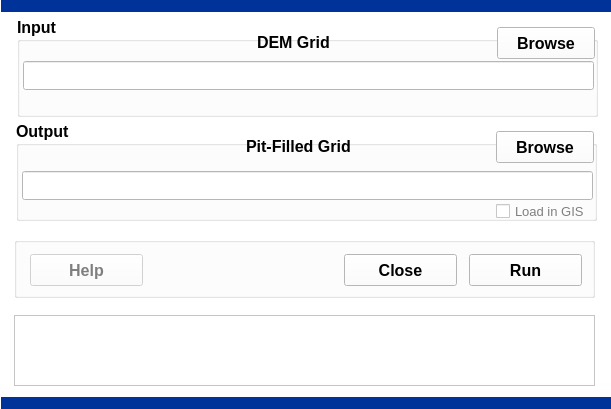
First picture: the form in 2RasterProcessing/1FillPits/fillpits.ui, repository leonard-psu/PIHMgis, before the edit.
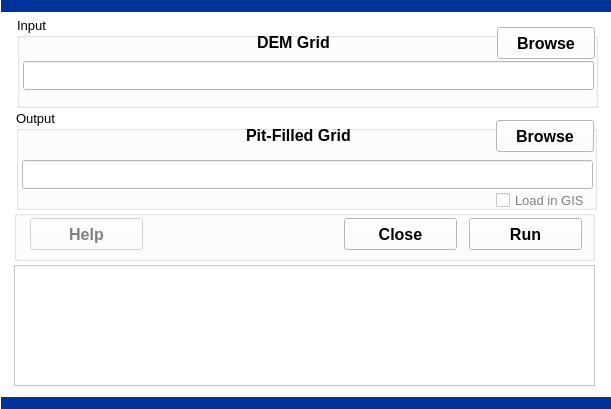
Second picture: the form after the edit.

```diff
--- a/2RasterProcessing/1FillPits/fillpits.ui
+++ b/2RasterProcessing/1FillPits/fillpits.ui
@@ -442,9 +442,16 @@
      <x>17</x>
      <y>17</y>
      <width>581</width>
-     <height>100</height>
+     <height>91</height>
     </rect>
    </property>
+   <property name="font">
+    <font>
+     <pointsize>10</pointsize>
+     <weight>50</weight>
+     <bold>false</bold>
+    </font>
+   </property>
    <property name="title">
     <string>Input</string>
    </property>
@@ -459,9 +466,9 @@
     </property>
     <property name="font">
      <font>
-      <pointsize>10</pointsize>
-      <weight>50</weight>
-      <bold>false</bold>
+      <pointsize>11</pointsize>
+      <weight>75</weight>
+      <bold>true</bold>
      </font>
     </property>
    </widget>
@@ -474,6 +481,13 @@
       <height>32</height>
      </rect>
     </property>
+    <property name="font">
+     <font>
+      <pointsize>12</pointsize>
+      <weight>75</weight>
+      <bold>true</bold>
+     </font>
+    </property>
     <property name="text">
      <string>Browse</string>
     </property>
@@ -513,14 +527,14 @@
    <property name="geometry">
     <rect>
      <x>14</x>
-     <y>315</y>
+     <y>265</y>
      <width>581</width>
-     <height>71</height>
+     <height>121</height>
     </rect>
    </property>
    <property name="font">
     <font>
-     <pointsize>10</pointsize>
+     <pointsize>11</pointsize>
     </font>
    </property>
    <property name="lineWrapMode">
@@ -531,11 +545,18 @@
    <property name="geometry">
     <rect>
      <x>16</x>
-     <y>121</y>
+     <y>110</y>
      <width>581</width>
      <height>100</height>
     </rect>
    </property>
+   <property name="font">
+    <font>
+     <pointsize>10</pointsize>
+     <weight>50</weight>
+     <bold>false</bold>
+    </font>
+   </property>
    <property name="title">
     <string>Output</string>
    </property>
@@ -579,9 +600,9 @@
     </property>
     <property name="font">
      <font>
-      <pointsize>10</pointsize>
-      <weight>50</weight>
-      <bold>false</bold>
+      <pointsize>11</pointsize>
+      <weight>75</weight>
+      <bold>true</bold>
      </font>
     </property>
    </widget>
@@ -594,6 +615,13 @@
       <height>32</height>
      </rect>
     </property>
+    <property name="font">
+     <font>
+      <pointsize>12</pointsize>
+      <weight>75</weight>
+      <bold>true</bold>
+     </font>
+    </property>
     <property name="text">
      <string>Browse</string>
     </property>
@@ -1519,9 +1547,9 @@
    <property name="geometry">
     <rect>
      <x>14</x>
-     <y>237</y>
+     <y>210</y>
      <width>581</width>
-     <height>61</height>
+     <height>51</height>
     </rect>
    </property>
    <property name="title">
@@ -1534,7 +1562,7 @@
     <property name="geometry">
      <rect>
       <x>16</x>
-      <y>17</y>
+      <y>8</y>
       <width>113</width>
       <height>32</height>
      </rect>
@@ -1550,7 +1578,7 @@
     <property name="geometry">
      <rect>
       <x>330</x>
-      <y>17</y>
+      <y>8</y>
       <width>113</width>
       <height>32</height>
      </rect>
@@ -1566,7 +1594,7 @@
     <property name="geometry">
      <rect>
       <x>455</x>
-      <y>17</y>
+      <y>8</y>
       <width>113</width>
       <height>32</height>
      </rect>
```
